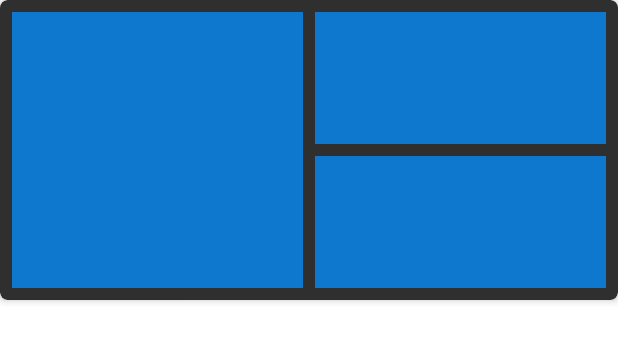
After one commit to Decathlannix/android_project, an Android app: the layout leaderboard_item.xml on its own in the app's theme, with its tools: preview values and no code run, on a phone screen of 412 x 824 dp. The commit adds this screen. Shown: the top 342 px of the screen. Run offline under Robolectric (Android 15) with nearby library versions, the phone set to English and light mode, and no system bars.

Commit message:
4 - Leaderboard Page
Implemented first working version of leaderboard page, and created a way to clean the files that get left in the app's cache when it ends (doesn't always trigger).

```diff
--- a/app/src/main/AndroidManifest.xml
+++ b/app/src/main/AndroidManifest.xml
@@ -5,7 +5,6 @@
     <uses-feature android:name="android.hardware.camera.any" />
     <uses-permission android:name="android.permission.CAMERA" />
     <uses-permission android:name="android.permission.WRITE_EXTERNAL_STORAGE" />
-    <uses-permission android:name="android.permission.READ_EXTERNAL_STORAGE" />
 
     <application
         android:allowBackup="true"
--- a/app/src/main/java/pt/ua/cm/n111763_114683_114715/androidproject/MainActivity.kt
+++ b/app/src/main/java/pt/ua/cm/n111763_114683_114715/androidproject/MainActivity.kt
@@ -11,6 +11,7 @@ import com.google.android.gms.auth.api.signin.GoogleSignInOptions
 import com.google.firebase.auth.ktx.auth
 import com.google.firebase.ktx.Firebase
 import pt.ua.cm.n111763_114683_114715.androidproject.databinding.ActivityMainBinding
+import java.io.File
 
 
 class MainActivity : AppCompatActivity() {
@@ -18,4 +19,9 @@ class MainActivity : AppCompatActivity() {
         super.onCreate(savedInstanceState)
         DataBindingUtil.setContentView<ActivityMainBinding>(this, R.layout.activity_main)
     }
+
+    override fun onDestroy() {
+        super.onDestroy()
+        this.cacheDir.deleteRecursively()
+    }
 }
--- a/app/src/main/java/pt/ua/cm/n111763_114683_114715/androidproject/ProfileFragment.kt
+++ b/app/src/main/java/pt/ua/cm/n111763_114683_114715/androidproject/ProfileFragment.kt
@@ -40,6 +40,7 @@ class ProfileFragment : Fragment(), OnClickListener {
     private lateinit var userName: TextInputEditText
     private lateinit var saveButton: Button
     private lateinit var emailText: TextView
+    private lateinit var leaderboardButton: ImageButton
     private lateinit var logoutButton: ImageButton
     private lateinit var launcher: ActivityResultLauncher<Intent>
 
@@ -53,11 +54,13 @@ class ProfileFragment : Fragment(), OnClickListener {
         userName = binding.usernameInput
         saveButton = binding.saveButton
         emailText = binding.emailText
+        leaderboardButton = binding.leaderboardButton
         logoutButton = binding.logoutButton
 
         takePhotoButton.setOnClickListener(this)
         choosePhotoButton.setOnClickListener(this)
         saveButton.setOnClickListener(this)
+        leaderboardButton.setOnClickListener(this)
         logoutButton.setOnClickListener(this)
         emailText.text = viewModel.email
 
@@ -87,6 +90,7 @@ class ProfileFragment : Fragment(), OnClickListener {
             R.id.takePhotoButton -> findNavController().navigate(R.id.action_profileFragment_to_cameraFragment)
             R.id.choosePhotoButton -> choosePhoto()
             R.id.saveButton -> saveProfile()
+            R.id.leaderboardButton -> findNavController().navigate(R.id.action_profileFragment_to_leaderboardFragment)
             R.id.logoutButton -> logOut()
         }
     }
--- /dev/null
+++ b/app/src/main/res/layout/leaderboard_item.xml
@@ -0,0 +1,59 @@
+<?xml version="1.0" encoding="utf-8"?>
+<androidx.cardview.widget.CardView
+    xmlns:android="http://schemas.android.com/apk/res/android"
+    xmlns:app="http://schemas.android.com/apk/res-auto"
+    android:layout_width="match_parent"
+    android:layout_height="200dp"
+    app:cardCornerRadius="5dp"
+    app:cardBackgroundColor="#2F2F30"
+    app:cardElevation="3dp">
+
+        <LinearLayout
+            android:layout_width="match_parent"
+            android:layout_height="match_parent"
+            android:orientation="horizontal"
+            android:padding="8dp">
+
+            <ImageView
+                android:id="@+id/userImage"
+                android:layout_width="0dp"
+                android:layout_height="match_parent"
+                android:layout_weight="1"
+                android:scaleType="fitXY"
+                android:padding="5dp"
+                android:background="#C8048DFA"
+                android:layout_marginEnd="4dp"/>
+
+            <LinearLayout
+                android:layout_width="0dp"
+                android:layout_height="match_parent"
+                android:layout_weight="1"
+                android:orientation="vertical"
+                android:layout_marginStart="4dp">
+
+                <TextView
+                    android:id="@+id/userName"
+                    android:layout_width="match_parent"
+                    android:layout_height="0dp"
+                    android:layout_weight="1"
+                    android:padding="5dp"
+                    android:gravity="center"
+                    android:fontFamily="sans-serif-thin"
+                    android:textStyle="bold"
+                    android:background="#C8048DFA"
+                    android:layout_marginBottom="4dp"/>
+
+                <TextView
+                    android:id="@+id/userScore"
+                    android:layout_width="match_parent"
+                    android:layout_height="0dp"
+                    android:layout_weight="1"
+                    android:padding="5dp"
+                    android:gravity="center"
+                    android:fontFamily="sans-serif-thin"
+                    android:textStyle="bold"
+                    android:background="#C8048DFA"
+                    android:layout_marginTop="4dp"/>
+            </LinearLayout>
+        </LinearLayout>
+</androidx.cardview.widget.CardView>
```
Also changed, not shown: app/build.gradle (+8 -4 lines), app/src/debug/res/drawable-anydpi/ic_leaderboard.xml (added, +11 -0 lines), app/src/main/java/pt/ua/cm/n111763_114683_114715/androidproject/LeaderboardAdapter.kt (added, +37 -0 lines), app/src/main/java/pt/ua/cm/n111763_114683_114715/androidproject/LeaderboardFragment.kt (added, +46 -0 lines), app/src/main/java/pt/ua/cm/n111763_114683_114715/androidproject/UserInfo.kt (added, +31 -0 lines), app/src/main/java/pt/ua/cm/n111763_114683_114715/androidproject/UserViewModel.kt (+69 -9 lines), app/src/main/res/layout/fragment_leaderboard.xml (added, +12 -0 lines), app/src/main/res/layout/fragment_profile.xml (+8 -0 lines), app/src/main/res/navigation/navigation.xml (+14 -0 lines), app/src/debug/res/drawable-hdpi/ic_leaderboard.png (added), app/src/debug/res/drawable-mdpi/ic_leaderboard.png (added), app/src/debug/res/drawable-xhdpi/ic_leaderboard.png (added), app/src/debug/res/drawable-xxhdpi/ic_leaderboard.png (added).
